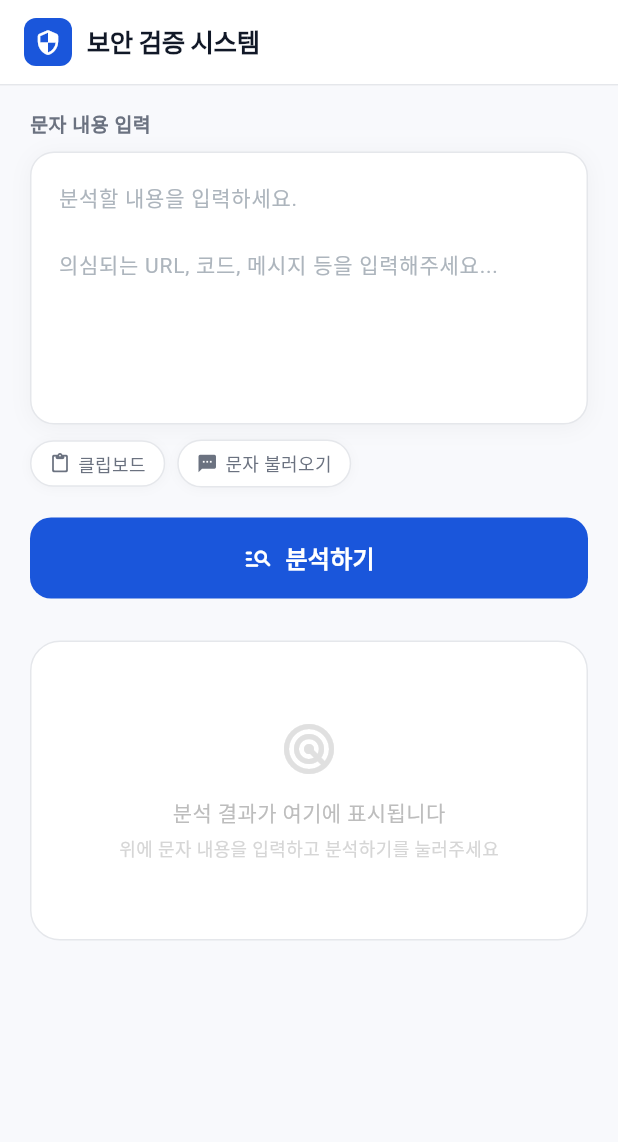
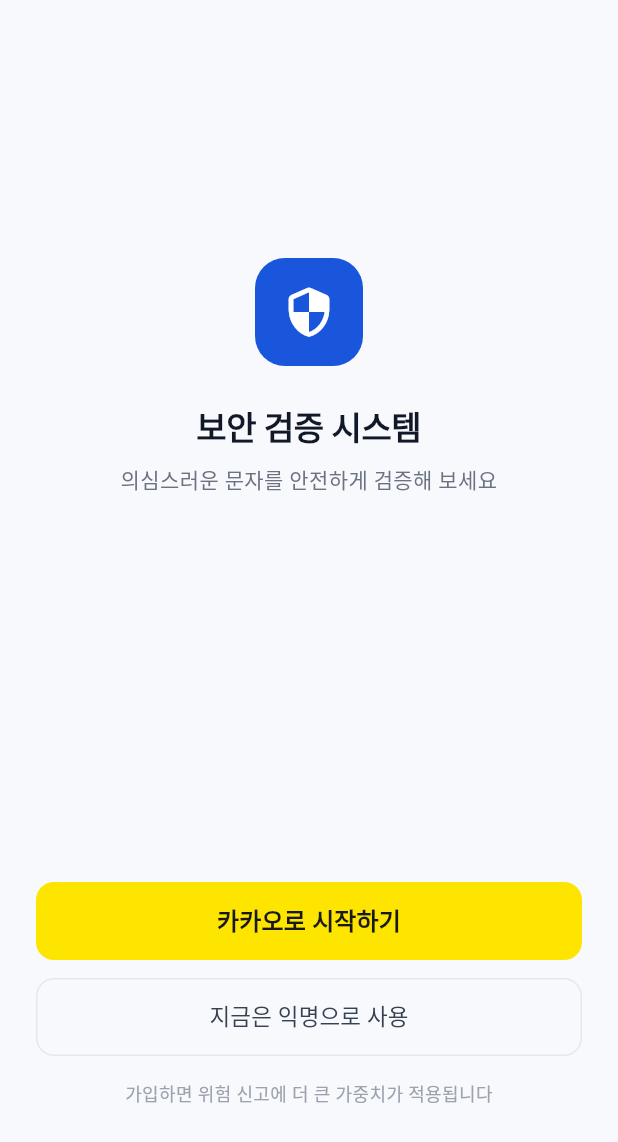
Before and after one commit to gusn9719/security_hub, a Flutter app: the screen it shows after launch, on a phone screen of 412 x 824 dp. Shown: the top 1142 px of the screen. Run offline on Flutter 3.47's test engine with Material 3 defaults, Android fonts, the phone set to English and light mode, and no system bars; our stand-ins replace permission_handler, shared_preferences; missing offline and left inert: flutter_inappwebview, kakao_flutter_sdk_user; accounts and stored records are empty.

Commit message:
feat: LoginScreen + 첫 실행 라우팅 + 익명 선택 영속화
LoginScreen 은 카카오 노랑 버튼과 '지금은 익명으로 사용' 버튼을 같은
크기·간격으로 둔다. Nielsen #3 사용자 제어 — 카카오 로그인을 강요하면
이탈한다. 가입 가치는 본문 한 줄로만 안내.

main.dart 의 home 라우팅:
  - JWT 있음 (가입자) → HomeScreen
  - 익명 선택 영속됨 → HomeScreen
  - 그 외 (처음 실행) → LoginScreen

AuthService.markAnonymous() / shouldShowLogin() 추가. 익명 선택을
매번 묻는 UX 를 피하기 위해 SharedPreferences 에 anonymous_chosen
플래그 영속. 비가역 아님 — 우상단 메뉴에서 카카오 로그인 누르면 가입자
전환. clearLocalAuth (401 만료) 는 anonymous_chosen 을 일부러 안 지운다.
만료 시점에 다시 로그인 화면을 강제로 띄우면 작업 흐름이 끊긴다.

ApiService.deviceUuid() 정적 노출 — AuthService.loginWithKakao 가
X-Device-UUID 헤더 부착에 사용한다. 발급 책임은 ApiService 한 곳.

LoginScreen 의 PlatformException(code=CANCELED) 는 사용자가 카카오
화면을 닫은 정상 케이스라 toast 안 띄움.

```diff
--- a/frontend/lib/main.dart
+++ b/frontend/lib/main.dart
@@ -3,6 +3,7 @@
 import 'package:kakao_flutter_sdk_user/kakao_flutter_sdk_user.dart';
 
 import 'screens/home_screen.dart';
+import 'screens/login_screen.dart';
 import 'services/auth_service.dart';
 
 // AUTH-01: 카카오 네이티브 앱 키. 빌드 시 주입.
@@ -49,7 +50,10 @@
         useMaterial3: true,
         fontFamily: 'sans-serif',
       ),
-      home: const HomeScreen(),
+      // 첫 실행이면 LoginScreen, 가입자 또는 익명 선택 사용자면 HomeScreen.
+      home: AuthService.shouldShowLogin()
+          ? const LoginScreen()
+          : const HomeScreen(),
     );
   }
 }
--- /dev/null
+++ b/frontend/lib/screens/login_screen.dart
@@ -0,0 +1,189 @@
+// =============================================================================
+// lib/screens/login_screen.dart
+// 역할: 카카오 소셜 로그인 선택 화면.
+//
+// AUTH-01:
+//   - 익명 사용도 동등하게 가능 — '지금은 익명으로 사용' 버튼을 카카오 버튼과
+//     같은 시각 비중으로 둔다 (Nielsen #3 사용자 제어 / 자유).
+//   - 카카오 SDK 에러는 사용자가 의도적으로 취소했을 수 있어 toast 만, 화면
+//     전환 없음. 다른 실패는 안내.
+// =============================================================================
+
+import 'package:flutter/material.dart';
+import 'package:flutter/services.dart' show PlatformException;
+
+import '../services/api_service.dart';
+import '../services/auth_service.dart';
+import 'home_screen.dart';
+
+class LoginScreen extends StatefulWidget {
+  const LoginScreen({super.key});
+
+  @override
+  State<LoginScreen> createState() => _LoginScreenState();
+}
+
+class _LoginScreenState extends State<LoginScreen> {
+  bool _isLoading = false;
+
+  Future<void> _loginWithKakao() async {
+    if (_isLoading) return;
+    setState(() => _isLoading = true);
+    try {
+      final deviceUuid = await ApiService.deviceUuid();
+      await AuthService.loginWithKakao(deviceUuid: deviceUuid);
+      if (!mounted) return;
+      _goToHome();
+    } on PlatformException catch (e) {
+      // 사용자가 카카오 로그인 화면을 닫음 — 조용히 무시.
+      if (e.code == 'CANCELED' || e.code == 'CANCELLED') return;
+      _showError('카카오 로그인 실패: ${e.message ?? e.code}');
+    } catch (e) {
+      _showError('로그인에 실패했습니다. 잠시 후 다시 시도해 주세요.');
+    } finally {
+      if (mounted) setState(() => _isLoading = false);
+    }
+  }
+
+  Future<void> _continueAsAnonymous() async {
+    // 다음 실행에 또 묻지 않도록 영속화. 사용자가 나중에 우상단 메뉴에서
+    // '카카오로 로그인' 을 누르면 자연스럽게 가입자로 전환 — 비가역 아님.
+    await AuthService.markAnonymous();
+    if (!mounted) return;
+    _goToHome();
+  }
+
+  void _goToHome() {
+    Navigator.of(context).pushReplacement(
+      MaterialPageRoute(builder: (_) => const HomeScreen()),
+    );
+  }
+
+  void _showError(String msg) {
+    if (!mounted) return;
+    ScaffoldMessenger.of(context).showSnackBar(
+      SnackBar(content: Text(msg)),
+    );
+  }
+
+  @override
+  Widget build(BuildContext context) {
+    return Scaffold(
+      backgroundColor: const Color(0xFFF8F9FC),
+      body: SafeArea(
+        child: Padding(
+          padding: const EdgeInsets.symmetric(horizontal: 24),
+          child: Column(
+            children: [
+              const Spacer(flex: 2),
+              _buildLogo(),
+              const SizedBox(height: 24),
+              const Text(
+                '보안 검증 시스템',
+                style: TextStyle(
+                  fontSize: 22,
+                  fontWeight: FontWeight.w700,
+                  color: Color(0xFF111827),
+                  letterSpacing: -0.3,
+                ),
+              ),
+              const SizedBox(height: 8),
+              const Text(
+                '의심스러운 문자를 안전하게 검증해 보세요',
+                textAlign: TextAlign.center,
+                style: TextStyle(
+                  fontSize: 14,
+                  color: Color(0xFF6B7280),
+                ),
+              ),
+              const Spacer(flex: 3),
+              _buildKakaoButton(),
+              const SizedBox(height: 12),
+              _buildAnonymousButton(),
+              const SizedBox(height: 16),
+              const Text(
+                '가입하면 위험 신고에 더 큰 가중치가 적용됩니다',
+                textAlign: TextAlign.center,
+                style: TextStyle(
+                  fontSize: 12,
+                  color: Color(0xFF9CA3AF),
+                ),
+              ),
+              const Spacer(),
+            ],
+          ),
+        ),
+      ),
+    );
+  }
+
+  Widget _buildLogo() {
+    return Container(
+      width: 72,
+      height: 72,
+      decoration: BoxDecoration(
+        color: const Color(0xFF1A56DB),
+        borderRadius: BorderRadius.circular(20),
+      ),
+      child: const Icon(Icons.security_rounded, color: Colors.white, size: 36),
+    );
+  }
+
+  Widget _buildKakaoButton() {
+    return SizedBox(
+      width: double.infinity,
+      height: 52,
+      child: ElevatedButton(
+        onPressed: _isLoading ? null : _loginWithKakao,
+        style: ElevatedButton.styleFrom(
+          backgroundColor: const Color(0xFFFEE500),  // 카카오 공식 노랑
+          foregroundColor: const Color(0xFF191919),  // 카카오 공식 글자
+          elevation: 0,
+          shape: RoundedRectangleBorder(
+            borderRadius: BorderRadius.circular(12),
+          ),
+        ),
+        child: _isLoading
+            ? const SizedBox(
+                width: 22,
+                height: 22,
+                child: CircularProgressIndicator(
+                  strokeWidth: 2,
+                  color: Color(0xFF191919),
+                ),
+              )
+            : const Text(
+                '카카오로 시작하기',
+                style: TextStyle(
+                  fontSize: 16,
+                  fontWeight: FontWeight.w600,
+                ),
+              ),
+      ),
+    );
+  }
+
+  Widget _buildAnonymousButton() {
+    return SizedBox(
+      width: double.infinity,
+      height: 52,
+      child: OutlinedButton(
+        onPressed: _isLoading ? null : _continueAsAnonymous,
+        style: OutlinedButton.styleFrom(
+          foregroundColor: const Color(0xFF374151),
+          side: const BorderSide(color: Color(0xFFE5E7EB)),
+          shape: RoundedRectangleBorder(
+            borderRadius: BorderRadius.circular(12),
+          ),
+        ),
+        child: const Text(
+          '지금은 익명으로 사용',
+          style: TextStyle(
+            fontSize: 15,
+            fontWeight: FontWeight.w500,
+          ),
+        ),
+      ),
+    );
+  }
+}
--- a/frontend/lib/services/api_service.dart
+++ b/frontend/lib/services/api_service.dart
@@ -34,6 +34,11 @@
 
   static const String _uuidKey = 'device_uuid';
   static String? _cachedUuid;
+
+  /// 같은 device_uuid 를 다른 서비스(예: AuthService 의 로그인 흐름)에서도
+  /// 부착해야 하므로 public wrapper 를 둔다. 헤더 부착 책임은 본 모듈에 모이지만,
+  /// 직접 호출이 필요한 외부 흐름에 안전한 인터페이스 노출용.
+  static Future<String> deviceUuid() => _getOrCreateDeviceUUID();
 
   /// SharedPreferences에 저장된 device_uuid를 반환한다.
   /// 없으면 UUID v4를 생성 후 저장한다. 앱 재설치 전까지 동일 UUID 유지.
--- a/frontend/lib/services/auth_service.dart
+++ b/frontend/lib/services/auth_service.dart
@@ -69,10 +69,12 @@
 
   static const String _jwtKey = 'auth_jwt';
   static const String _userKey = 'auth_user';
+  static const String _anonChosenKey = 'auth_anon_chosen';
 
   // SharedPreferences 접근 비용을 줄이기 위한 메모리 캐시.
   static String? _cachedJwt;
   static AuthUser? _cachedUser;
+  static bool _anonymousChosen = false;
   static bool _loadedFromDisk = false;
 
   // ───────────────────────────────────────────────────────────────────────────
@@ -83,6 +85,7 @@
     if (_loadedFromDisk) return;
     final prefs = await SharedPreferences.getInstance();
     _cachedJwt = prefs.getString(_jwtKey);
+    _anonymousChosen = prefs.getBool(_anonChosenKey) ?? false;
     final userJson = prefs.getString(_userKey);
     if (userJson != null) {
       try {
@@ -97,6 +100,23 @@
       }
     }
     _loadedFromDisk = true;
+  }
+
+  /// 로그인 화면을 띄울지 결정. 가입자거나 사용자가 익명 선택을 영구적으로
+  /// 표시한 경우 false.
+  static bool shouldShowLogin() {
+    if (isLoggedIn) return false;
+    if (_anonymousChosen) return false;
+    return true;
+  }
+
+  /// 사용자가 '지금은 익명으로 사용' 을 누른 경우 호출. 다음 실행에 또
+  /// 묻지 않도록 영속화. 로그인 메뉴에서 '카카오로 로그인' 을 누르면
+  /// 자연스럽게 가입자로 전환되므로 비가역 선택이 아님.
+  static Future<void> markAnonymous() async {
+    final prefs = await SharedPreferences.getInstance();
+    await prefs.setBool(_anonChosenKey, true);
+    _anonymousChosen = true;
   }
 
   // ───────────────────────────────────────────────────────────────────────────
@@ -188,6 +208,11 @@
 
   /// 백엔드가 401 을 돌려보낸 경우 (만료·무효 토큰) UI 에서 호출.
   /// 카카오 SDK 호출 없이 로컬 토큰만 비운다.
+  ///
+  /// 익명 선택 플래그(anonymous_chosen) 는 의도적으로 유지한다. 만료 토큰
+  /// 으로 익명 모드 전환되었을 때 다시 LoginScreen 으로 강제 이동하면
+  /// 사용자가 작업 중인 흐름이 끊긴다. 가입자 기능을 다시 쓰고 싶을 때
+  /// 명시적으로 로그인 메뉴를 누르도록 안내.
   static Future<void> clearLocalAuth() async {
     final prefs = await SharedPreferences.getInstance();
     await prefs.remove(_jwtKey);
```
